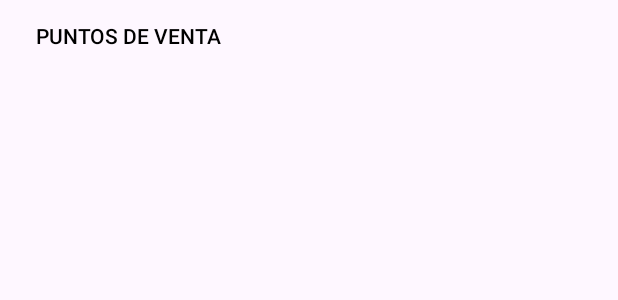
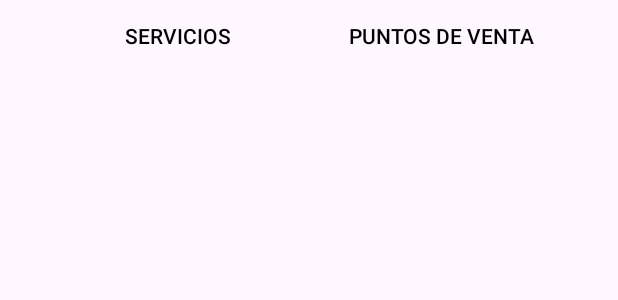
Before and after one commit to wwJCarlosPG/LabiofamAndroid, an Android app: the layout activity_main.xml on its own in the app's theme, with its tools: preview values and no code run, on a phone screen of 412 x 824 dp. Shown: the top 300 px of the screen. Run offline under Robolectric (Android 15) with nearby library versions, the phone set to English and light mode, and no system bars; network calls fail.

Commit message:
Vista de Servicios esbozada, se conecta con una api cualquiera y muestra informacion en una listView

```diff
--- a/app/build.gradle.kts
+++ b/app/build.gradle.kts
@@ -42,6 +42,9 @@ dependencies {
     implementation("com.google.android.material:material:1.9.0")
     implementation("androidx.constraintlayout:constraintlayout:2.1.4")
     implementation("com.google.android.gms:play-services-maps:18.1.0")
+    implementation("org.jetbrains.kotlinx:kotlinx-coroutines-android:1.5.0")
+    implementation("com.squareup.okhttp3:okhttp:4.9.1")
+    implementation("com.google.code.gson:gson:2.8.7")
     testImplementation("junit:junit:4.13.2")
     androidTestImplementation("androidx.test.ext:junit:1.1.5")
     androidTestImplementation("androidx.test.espresso:espresso-core:3.5.1")
--- a/app/src/main/AndroidManifest.xml
+++ b/app/src/main/AndroidManifest.xml
@@ -13,12 +13,15 @@
         android:theme="@style/Theme.Labiofamandroid"
         tools:targetApi="31">
         <activity
+            android:name=".ServicesActivity"
+            android:exported="false" />
+        <activity
             android:name=".MapActivity"
             android:exported="false" />
 
         <meta-data
             android:name="com.google.android.geo.API_KEY"
-            android:value="@string/google_map_api_key"></meta-data>
+            android:value="@string/google_map_api_key" />
 
         <activity
             android:name=".MainActivity"
--- a/app/src/main/java/com/example/labiofam_android/MainActivity.kt
+++ b/app/src/main/java/com/example/labiofam_android/MainActivity.kt
@@ -18,6 +18,11 @@ class MainActivity : AppCompatActivity()  {
             val intent = Intent(this, MapActivity::class.java)
             startActivity(intent)
         }
+        val btnOpenActivity2 = findViewById<Button>(R.id.services_btn)
+        btnOpenActivity2.setOnClickListener {
+            val intent = Intent(this, ServicesActivity::class.java)
+            startActivity(intent)
+        }
 
     }
 
--- a/app/src/main/res/layout/activity_main.xml
+++ b/app/src/main/res/layout/activity_main.xml
@@ -9,15 +9,28 @@
 
     <Button
         android:id="@+id/pv_btn"
+        style="?android:attr/borderlessButtonStyle"
         android:layout_width="wrap_content"
         android:layout_height="wrap_content"
-        android:layout_marginEnd="168dp"
+        android:layout_marginEnd="32dp"
+        android:onClick="openPV"
         android:text="Puntos de Venta"
-        android:onClick="openPV"
         android:textColor="@color/black"
-        style="?android:attr/borderlessButtonStyle"
-        app:layout_constraintEnd_toStartOf="@+id/appCompatTextView"
-        tools:layout_editor_absoluteY="16dp"
+        app:layout_constraintEnd_toEndOf="parent"
+        app:layout_constraintTop_toTopOf="parent"
         tools:ignore="MissingConstraints,UnknownId" />
 
+    <Button
+        android:id="@+id/services_btn"
+        style="?android:attr/borderlessButtonStyle"
+        android:layout_width="wrap_content"
+        android:layout_height="wrap_content"
+        android:onClick="openServices"
+        android:text="Servicios"
+        android:textColor="@color/black"
+        app:layout_constraintEnd_toEndOf="@+id/pv_btn"
+        app:layout_constraintHorizontal_bias="0.225"
+        app:layout_constraintStart_toStartOf="parent"
+        app:layout_constraintTop_toTopOf="parent"></Button>
+
 </androidx.constraintlayout.widget.ConstraintLayout>
```
Also changed, not shown: app/src/main/java/com/example/labiofam_android/ServicesActivity.kt (added, +48 -0 lines), app/src/main/res/layout/activity_services.xml (added, +16 -0 lines).
